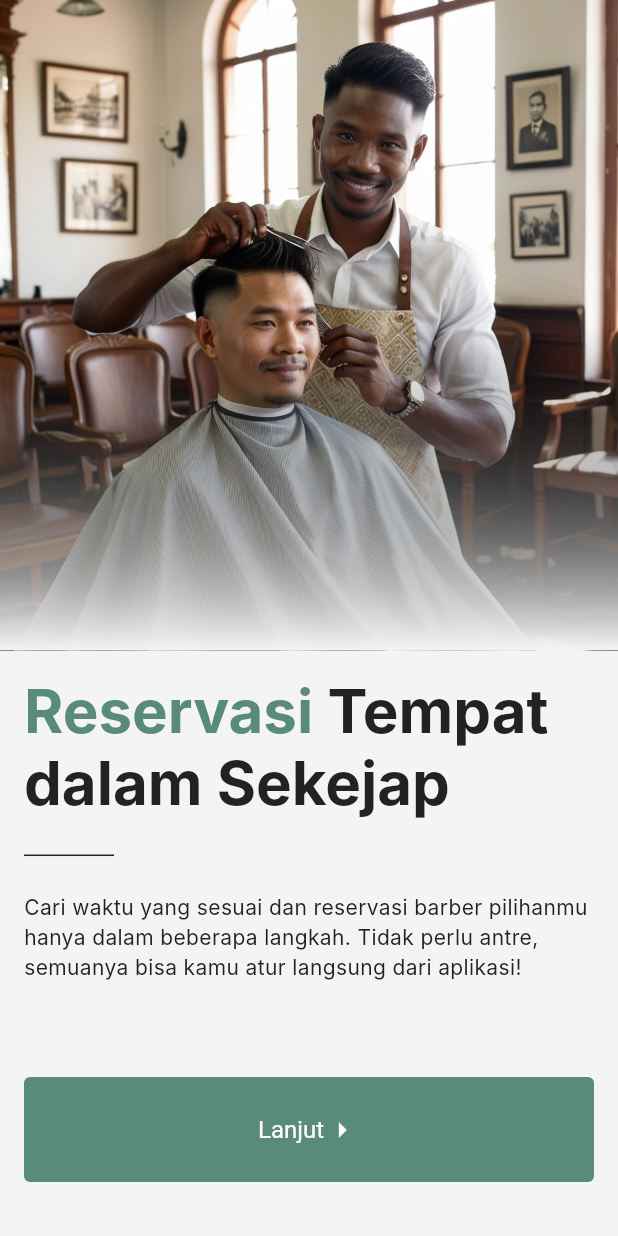
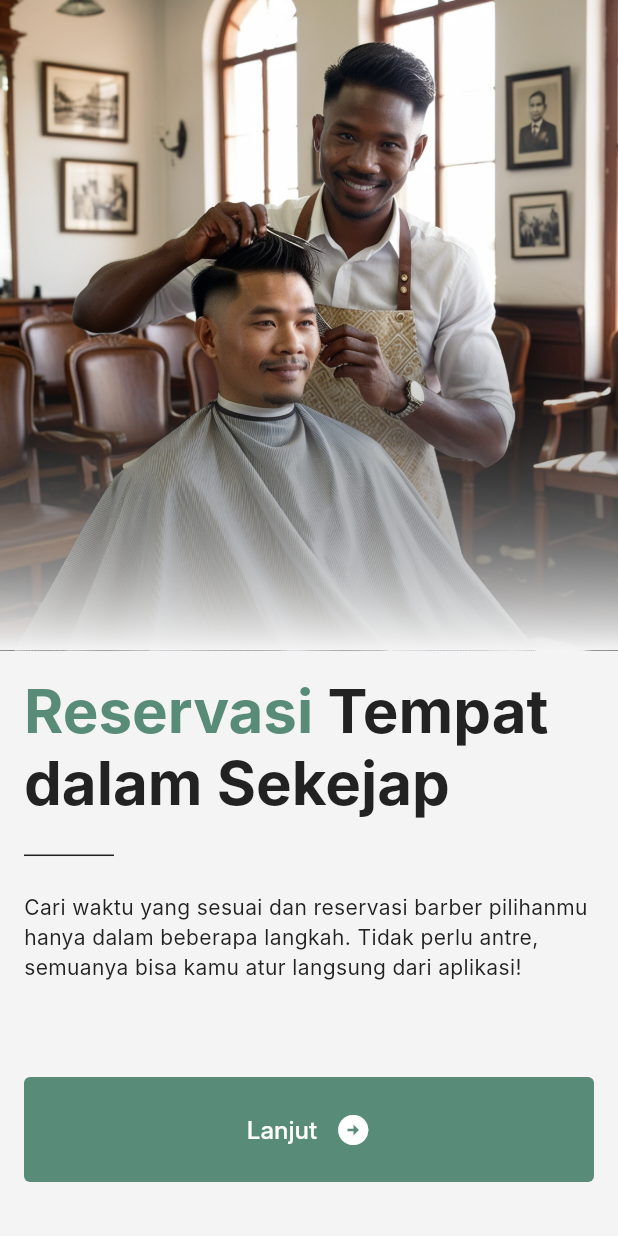
Before and after one commit to aldoawp/three-lights-app, a Flutter app: the screen it shows after launch, on a phone screen of 412 x 824 dp. Run offline on Flutter 3.47's test engine with Material 3 defaults, Android fonts, the phone set to English and light mode, and no system bars; our stand-ins replace bloc, equatable; Roboto replaces fonts that are missing (Inter).

Commit message:
feat: refactor onboarding widgets

```diff
--- /dev/null
+++ b/lib/constants/button_style.dart
@@ -0,0 +1,21 @@
+part of '../main.dart';
+
+class ButtonStyleResource {
+  static const primaryButton = ButtonStyle(
+      iconSize: WidgetStatePropertyAll(24),
+      textStyle: WidgetStatePropertyAll(TextStyle(fontSize: 16)),
+      minimumSize: WidgetStatePropertyAll(Size(0, 70)),
+      backgroundColor: WidgetStatePropertyAll(Color(0xFF588B78)),
+      shape: WidgetStatePropertyAll(RoundedRectangleBorder(
+          borderRadius: BorderRadius.all(Radius.circular(4)))));
+
+  static const secondaryButton = ButtonStyle(
+      foregroundColor: WidgetStatePropertyAll(ColorResource.primary),
+      iconSize: WidgetStatePropertyAll(24),
+      textStyle: WidgetStatePropertyAll(TextStyle(fontSize: 16)),
+      minimumSize: WidgetStatePropertyAll(Size(0, 70)),
+      overlayColor: WidgetStatePropertyAll(ColorResource.primaryTransparent),
+      side: WidgetStatePropertyAll(BorderSide(color: ColorResource.primary)),
+      shape: WidgetStatePropertyAll(RoundedRectangleBorder(
+          borderRadius: BorderRadius.all(Radius.circular(4)))));
+}
--- a/lib/constants/color.dart
+++ b/lib/constants/color.dart
@@ -2,7 +2,9 @@ part of '../main.dart';
 
 class ColorResource {
   static const Color bgWhite = Color(0xFFF4F4F4);
+  static const Color offWhite = Color(0xFFFFFFFF);
   static const Color primary = Color(0xFF588B78);
+  static const Color primaryTransparent = Color.fromARGB(15, 88, 139, 120);
   static const Color accent = Color(0xFFFF8E01);
   static const Color text = Color(0xFF222222);
 }
--- /dev/null
+++ b/lib/constants/enum.dart
@@ -0,0 +1,4 @@
+enum ButtonType {
+  outlined,
+  filled,
+}
--- a/lib/constants/text_style.dart
+++ b/lib/constants/text_style.dart
@@ -1,16 +1,23 @@
 part of '../main.dart';
 
 class TextStyleResource {
-  static const TextStyle heading_xl = TextStyle(
+  static const TextStyle headingXL = TextStyle(
     color: ColorResource.text,
     fontFamily: 'Inter',
     fontWeight: FontWeight.bold,
     fontSize: 40.0,
   );
-  static const TextStyle body_base = TextStyle(
+  static const TextStyle bodyBase = TextStyle(
     color: ColorResource.text,
     fontFamily: 'Inter',
     fontWeight: FontWeight.normal,
     fontSize: 14.0,
   );
+
+  static const TextStyle buttonLabel = TextStyle(
+    color: ColorResource.offWhite,
+    fontFamily: 'Inter',
+    fontWeight: FontWeight.w500,
+    fontSize: 16.0,
+  );
 }
--- a/lib/features/onboarding/presentation/pages/onboarding_1_page.dart
+++ b/lib/features/onboarding/presentation/pages/onboarding_1_page.dart
@@ -1,5 +1,7 @@
 import 'package:flutter/material.dart';
+import 'package:tlb_app/constants/enum.dart';
 import 'package:tlb_app/features/onboarding/presentation/widgets/hero_image.dart';
+import 'package:tlb_app/features/onboarding/presentation/widgets/onboarding_button.dart';
 import 'package:tlb_app/features/onboarding/presentation/widgets/onboarding_content.dart';
 import 'package:tlb_app/main.dart';
 
@@ -12,49 +14,31 @@ class OnboardingOne extends StatelessWidget {
       return Container(
         color: ColorResource.bgWhite,
         constraints: constraints,
-        child: Column(
+        child: const Column(
           children: [
-            const HeroImage(
+            HeroImage(
               image: ImageResource.onboardBg1,
             ),
             Expanded(
               child: Padding(
-                padding: const EdgeInsets.all(16.0),
+                padding: EdgeInsets.all(16.0),
                 child: Column(
                   mainAxisAlignment: MainAxisAlignment.spaceBetween,
                   crossAxisAlignment: CrossAxisAlignment.center,
                   children: [
-                    const OnboardingContent(
+                    OnboardingContent(
                       headlineColored: StringResource.onboardOneHeadlineColored,
                       headlineNonColored:
                           StringResource.onboardOneHeadlineNonColored,
                       description: StringResource.onboardDesc1,
                     ),
-
                     Padding(
-                      padding: const EdgeInsets.fromLTRB(0, 0, 0, 20),
-                      child: FilledButton(
-                        onPressed: () {},
-                        style: const ButtonStyle(
-                            iconSize: WidgetStatePropertyAll(24),
-                            textStyle:
-                                WidgetStatePropertyAll(TextStyle(fontSize: 16)),
-                            minimumSize: WidgetStatePropertyAll(Size(0, 70)),
-                            backgroundColor:
-                                WidgetStatePropertyAll(Color(0xFF588B78)),
-                            shape: WidgetStatePropertyAll(
-                                RoundedRectangleBorder(
-                                    borderRadius:
-                                        BorderRadius.all(Radius.circular(4))))),
-                        child: const Row(
-                          mainAxisAlignment: MainAxisAlignment.center,
-                          children: [
-                            Text("Lanjut"),
-                            Icon(Icons.arrow_right),
-                          ],
-                        ),
-                      ),
-                    ),
+                        padding: EdgeInsets.fromLTRB(0, 0, 0, 20),
+                        child: OnboardingButton(
+                          label: StringResource.nextButton,
+                          type: ButtonType.filled,
+                          icon: Icons.arrow_circle_right,
+                        )),
                   ],
                 ),
               ),
--- /dev/null
+++ b/lib/features/onboarding/presentation/widgets/onboarding_button.dart
@@ -0,0 +1,53 @@
+import 'package:flutter/material.dart';
+import 'package:tlb_app/constants/enum.dart';
+import 'package:tlb_app/main.dart';
+
+class OnboardingButton extends StatelessWidget {
+  final String label;
+  final ButtonType type;
+  final IconData icon;
+
+  const OnboardingButton({
+    super.key,
+    required this.label,
+    required this.type,
+    required this.icon,
+  });
+
+  @override
+  Widget build(BuildContext context) {
+    if (type == ButtonType.filled) {
+      return FilledButton(
+        onPressed: () {},
+        style: ButtonStyleResource.primaryButton,
+        child: Row(
+          mainAxisAlignment: MainAxisAlignment.center,
+          children: [
+            Text(label, style: TextStyleResource.buttonLabel),
+            const SizedBox(
+              width: 12,
+            ),
+            Icon(icon),
+          ],
+        ),
+      );
+    } else {
+      return OutlinedButton(
+        onPressed: () {},
+        style: ButtonStyleResource.secondaryButton,
+        child: Row(
+          mainAxisAlignment: MainAxisAlignment.center,
+          children: [
+            Icon(icon),
+            const SizedBox(
+              width: 12,
+            ),
+            Text(
+              label,
+            ),
+          ],
+        ),
+      );
+    }
+  }
+}
--- a/lib/features/onboarding/presentation/widgets/onboarding_content.dart
+++ b/lib/features/onboarding/presentation/widgets/onboarding_content.dart
@@ -22,10 +22,10 @@ class OnboardingContent extends StatelessWidget {
             text: TextSpan(children: [
           TextSpan(
               text: headlineColored,
-              style: TextStyleResource.heading_xl
+              style: TextStyleResource.headingXL
                   .copyWith(color: ColorResource.primary)),
           TextSpan(
-              text: headlineNonColored, style: TextStyleResource.heading_xl),
+              text: headlineNonColored, style: TextStyleResource.headingXL),
         ])),
         const SizedBox(height: 24.0),
         Container(
@@ -36,7 +36,7 @@ class OnboardingContent extends StatelessWidget {
         const SizedBox(height: 24.0),
         Text(
           description,
-          style: TextStyleResource.body_base,
+          style: TextStyleResource.bodyBase,
         ),
       ],
     );
--- a/lib/main.dart
+++ b/lib/main.dart
@@ -1,6 +1,7 @@
 import 'package:flutter/material.dart';
 import 'package:tlb_app/features/onboarding/presentation/pages/onboarding_1_page.dart';
 part 'constants/text_style.dart';
+part 'constants/button_style.dart';
 part 'constants/color.dart';
 part 'constants/image.dart';
 part 'constants/string.dart';
```
Also changed, not shown: lib/features/onboarding/presentation/widgets/body_content.dart (added, +67 -0 lines).
